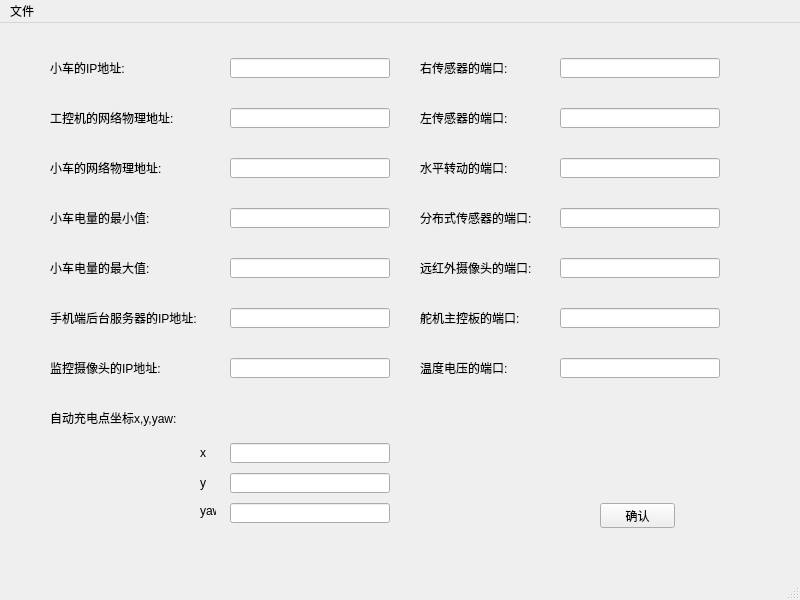
Before: the Qt Designer form info.ui in wangqi1994/gui_python_configuration-software, drawn with Qt 5.
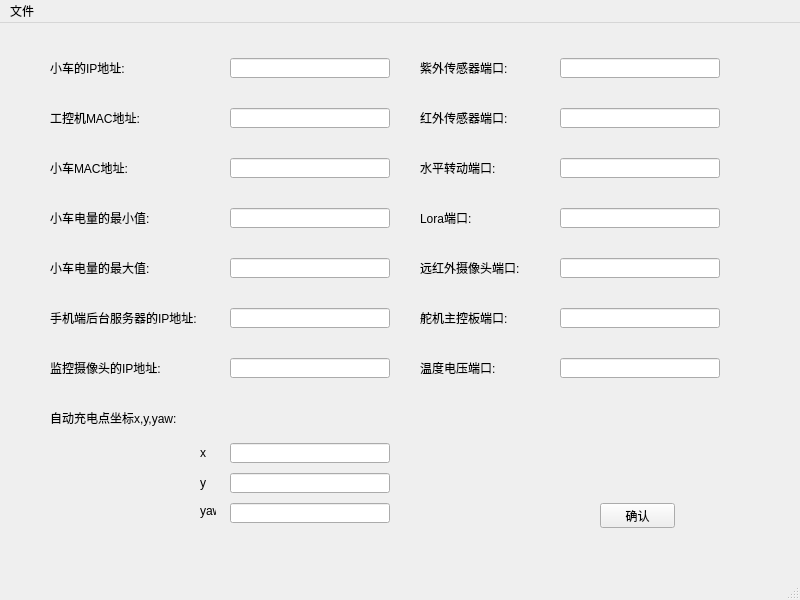
After: the same form once the commit is applied.

The edit to the form file:
```diff
--- a/info.ui
+++ b/info.ui
@@ -24,7 +24,7 @@
      </rect>
     </property>
     <property name="text">
-     <string>远红外摄像头的端口:</string>
+     <string>远红外摄像头端口:</string>
     </property>
    </widget>
    <widget class="QLineEdit" name="robot_mac">
@@ -47,7 +47,7 @@
      </rect>
     </property>
     <property name="text">
-     <string>小车的网络物理地址:</string>
+     <string>小车MAC地址:</string>
     </property>
    </widget>
    <widget class="QLabel" name="wddy">
@@ -60,7 +60,7 @@
      </rect>
     </property>
     <property name="text">
-     <string>温度电压的端口:</string>
+     <string>温度电压端口:</string>
     </property>
    </widget>
    <widget class="QLineEdit" name="duojizhuban_port">
@@ -149,7 +149,7 @@
      </rect>
     </property>
     <property name="text">
-     <string>右传感器的端口:</string>
+     <string>紫外传感器端口:</string>
     </property>
    </widget>
    <widget class="QLineEdit" name="right_eye_port">
@@ -185,7 +185,7 @@
      </rect>
     </property>
     <property name="text">
-     <string>左传感器的端口:</string>
+     <string>红外传感器端口:</string>
     </property>
    </widget>
    <widget class="QLineEdit" name="deluge_gun_port">
@@ -300,7 +300,7 @@
      </rect>
     </property>
     <property name="text">
-     <string>舵机主控板的端口:</string>
+     <string>舵机主控板端口:</string>
     </property>
    </widget>
    <widget class="QLineEdit" name="mincharge">
@@ -336,7 +336,7 @@
      </rect>
     </property>
     <property name="text">
-     <string>分布式传感器的端口:</string>
+     <string>Lora端口:</string>
     </property>
    </widget>
    <widget class="QPushButton" name="ok_info">
@@ -414,7 +414,7 @@
      </rect>
     </property>
     <property name="text">
-     <string>工控机的网络物理地址:</string>
+     <string>工控机MAC地址:</string>
     </property>
    </widget>
    <widget class="QLabel" name="app_ip">
@@ -440,7 +440,7 @@
      </rect>
     </property>
     <property name="text">
-     <string>水平转动的端口:</string>
+     <string>水平转动端口:</string>
     </property>
    </widget>
   </widget>
```
